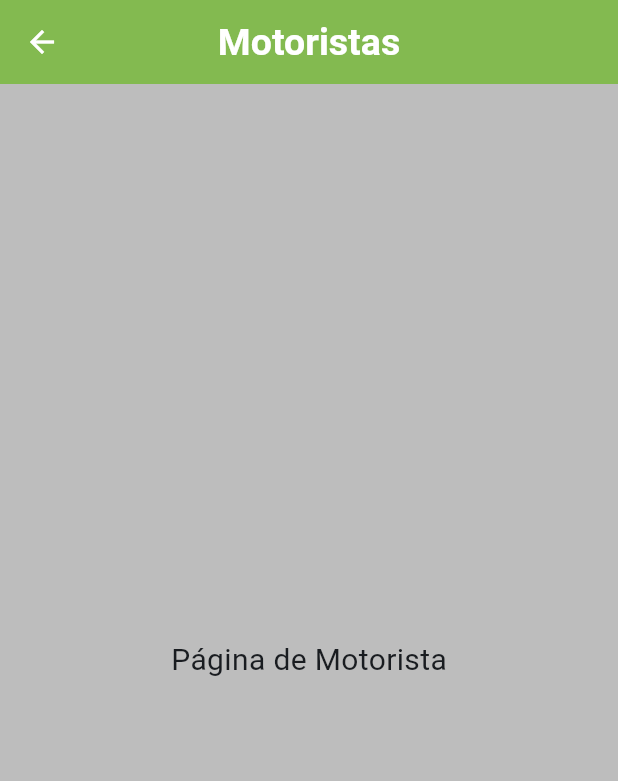
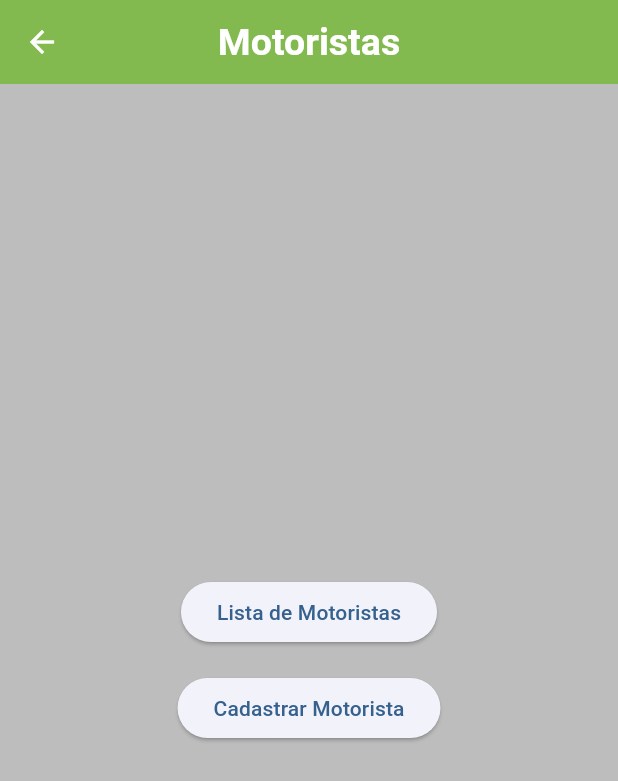
Before and after one commit to rafaelramos21/SiloMob, a Flutter app: the MotoristaPage screen opened directly, on a phone screen of 412 x 824 dp. Shown: the top 781 px of the screen. Run offline on Flutter 3.47's test engine with Material 3 defaults, Android fonts, the phone set to English and light mode, and no system bars.

Commit message:
criação de lista e adição de Motorista

```diff
--- /dev/null
+++ b/lib/src/models/motorista.dart
@@ -0,0 +1,6 @@
+class Motorista {
+  String nome;
+  String cpf;
+
+  Motorista({required this.nome, required this.cpf});
+}
--- a/lib/src/ui/pages/cadastro_page.dart
+++ b/lib/src/ui/pages/cadastro_page.dart
@@ -1,7 +1,7 @@
 import 'package:flutter/material.dart';
 import 'package:projetosilo/src/ui/pages/caminhao_page.dart';
 import 'package:projetosilo/src/ui/pages/grupos_page.dart';
-import 'package:projetosilo/src/ui/pages/lista_usuarios_page.dart';
+import 'package:projetosilo/src/ui/pages/listagens/lista_usuarios_page.dart';
 import 'package:projetosilo/src/ui/pages/produtor_page.dart';
 import 'package:projetosilo/src/ui/pages/propriedade_page.dart';
 import 'package:projetosilo/src/ui/pages/talhao_page.dart';
--- a/lib/src/ui/pages/lista_usuarios_page.dart
+++ b/lib/src/ui/pages/listagens/lista_usuarios_page.dart
@@ -1,5 +1,5 @@
 import 'package:flutter/material.dart';
-import '../../models/usuarios.dart';
+import '../../../models/usuarios.dart';
 
 class ListaUsuariosPage extends StatelessWidget {
   final List<Usuario> usuarios;
--- a/lib/src/ui/pages/motorista_page.dart
+++ b/lib/src/ui/pages/motorista_page.dart
@@ -1,7 +1,23 @@
 import 'package:flutter/material.dart';
+import 'package:projetosilo/src/ui/pages/listagens/lista_motorista_page.dart';
+import '../pages/cadastros/cadastro_motorista.dart';
+import '../../models/motorista.dart';
 
-class MotoristaPage extends StatelessWidget {
+class MotoristaPage extends StatefulWidget {
   const MotoristaPage({super.key});
+
+  @override
+  _MotoristaPageState createState() => _MotoristaPageState();
+}
+
+class _MotoristaPageState extends State<MotoristaPage> {
+  List<Motorista> motoristas = [];
+
+  void _atualizarListaMotoristas(Motorista motorista) {
+    setState(() {
+      motoristas.add(motorista);
+    });
+  }
 
   @override
   Widget build(BuildContext context) {
@@ -10,10 +26,35 @@ class MotoristaPage extends StatelessWidget {
         title: const Text('Motoristas'),
         centerTitle: true,
       ),
-      body: const Center(
-        child: Text(
-          'Página de Motorista',
-          style: TextStyle(fontSize: 20),
+      body: Center(
+        child: Column(
+          mainAxisAlignment: MainAxisAlignment.center,
+          children: [
+            ElevatedButton(
+              onPressed: () {
+                Navigator.push(
+                  context,
+                  MaterialPageRoute(
+                    builder: (context) => ListaMotoristaPage(motoristasList: motoristas)
+                  ),
+                );
+              },
+              child: Text('Lista de Motoristas'),
+            ),
+            SizedBox(height: 16,),
+            ElevatedButton(
+              onPressed: () {
+                // Passa a função de atualização da lista para a página de cadastro
+                Navigator.push(
+                  context,
+                  MaterialPageRoute(
+                    builder: (context) => CadastroMotoristaPage(onMotoristaAdicionado: _atualizarListaMotoristas),
+                  ),
+                );
+              },
+              child: const Text('Cadastrar Motorista'),
+            ),
+          ],
         ),
       ),
     );
```
Also changed, not shown: lib/src/ui/pages/cadastros/cadastro_motorista.dart (added, +59 -0 lines), lib/src/ui/pages/listagens/lista_motorista_page.dart (added, +32 -0 lines).
